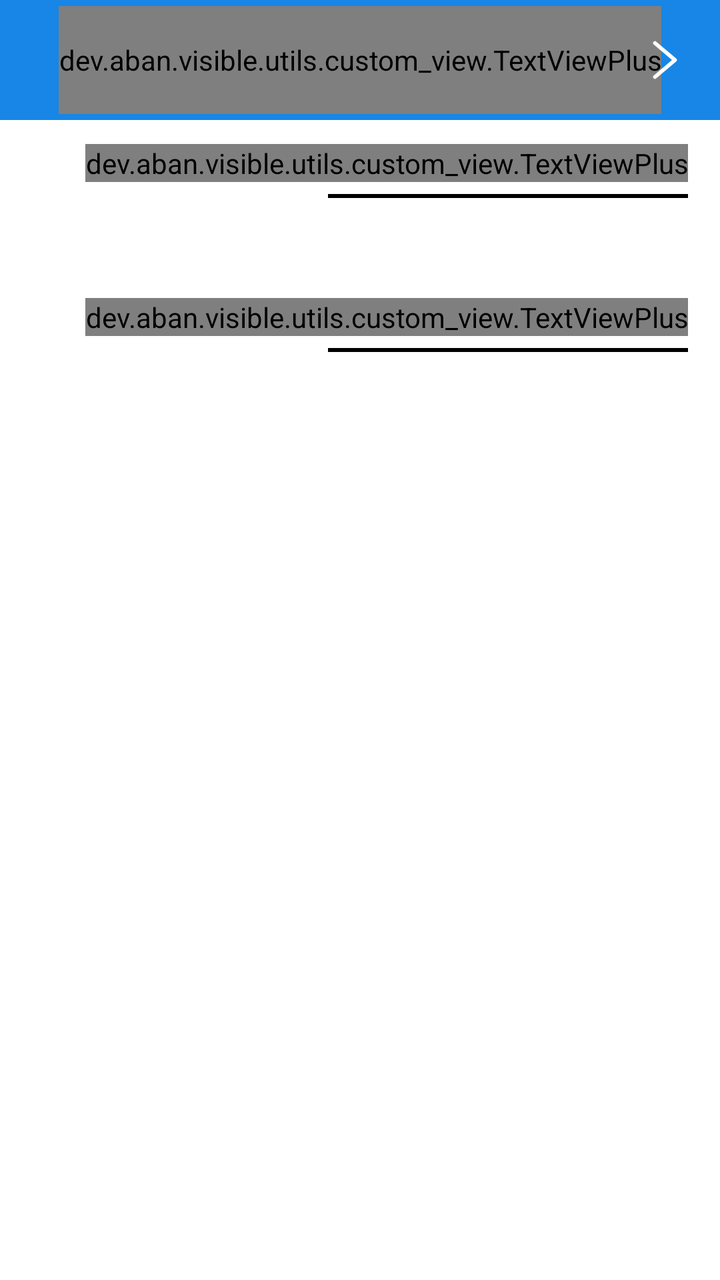
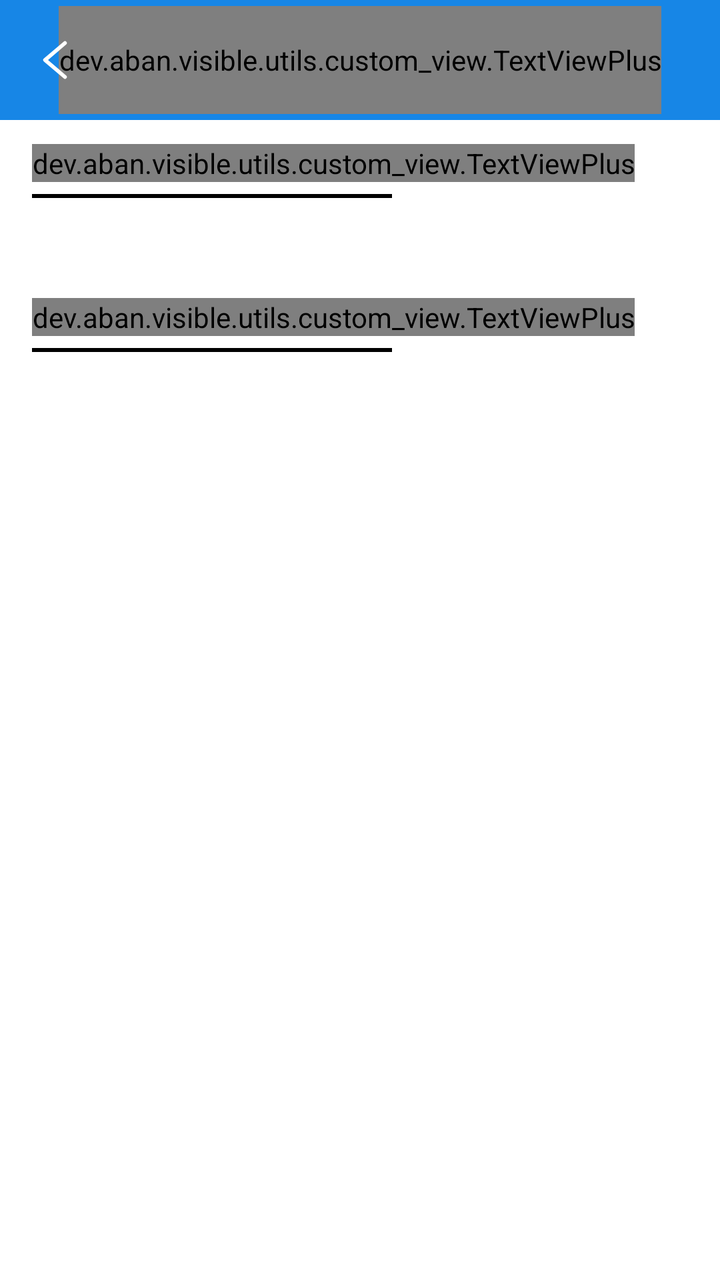

An Android layout rendered at two revisions. The XML below is the earlier revision; the diff shows what the commit changed to produce the second picture.
<!-- AndroidManifest.xml: application theme AppTheme -->
<!-- res/layout/fragment_market.xml -->
<?xml version="1.0" encoding="utf-8"?>
<LinearLayout xmlns:android="http://schemas.android.com/apk/res/android"
    xmlns:app="http://schemas.android.com/apk/res-auto"
    xmlns:tools="http://schemas.android.com/tools"
    android:layout_width="match_parent"
    android:layout_height="match_parent"
    android:background="@android:color/white"
    android:layoutDirection="ltr"
    android:orientation="vertical"
    tools:context=".view.fragment.MarketFragment">

    <androidx.coordinatorlayout.widget.CoordinatorLayout
        android:layout_width="match_parent"
        android:layout_height="@dimen/toolbar_height"
        android:background="@color/toolbar_color"
        android:paddingTop="3dp"
        android:paddingBottom="3dp">

        <dev.aban.visible.utils.custom_view.TextViewPlus
            android:layout_width="wrap_content"
            android:layout_height="match_parent"
            android:layout_gravity="center"
            android:gravity="center"
            android:text="@string/bubble_menu"
            android:textColor="@color/toolbar_content_color"
            android:textSize="16sp" />

        <ImageView
            android:id="@+id/fragment_market_back"
            android:layout_width="55dp"
            android:layout_height="match_parent"
            android:layout_gravity="center_vertical|right"
            android:padding="17dp"
            android:scaleX="-1"
            android:src="@drawable/ic_back_black" />

    </androidx.coordinatorlayout.widget.CoordinatorLayout>

    <dev.aban.visible.utils.custom_view.TextViewPlus
        android:layout_width="wrap_content"
        android:layout_height="wrap_content"
        android:layout_gravity="right"
        android:layout_marginTop="12dp"
        android:layout_marginRight="16dp"
        android:text="@string/current_features"
        android:textColor="@android:color/black"
        android:textSize="15sp"
        app:bold="true" />

    <View
        android:layout_width="180dp"
        android:layout_height="2dp"
        android:layout_gravity="right"
        android:layout_marginTop="6dp"
        android:layout_marginRight="16dp"
        android:background="@android:color/black" />

    <androidx.recyclerview.widget.RecyclerView
        android:id="@+id/fragment_market_current_bubbles_rv"
        android:layout_width="match_parent"
        android:layout_height="wrap_content"
        android:layout_marginTop="18dp"
        android:visibility="visible" />

    <dev.aban.visible.utils.custom_view.TextViewPlus
        android:id="@+id/fragment_market_current_bubbles_rv_empty"
        android:layout_width="match_parent"
        android:layout_height="100dp"
        android:layout_marginTop="18dp"
        android:background="@color/light_gray"
        android:gravity="center"
        android:text="Empty !"
        android:textColor="@android:color/darker_gray"
        android:visibility="gone" />

    <dev.aban.visible.utils.custom_view.TextViewPlus
        android:layout_width="wrap_content"
        android:layout_height="wrap_content"
        android:layout_gravity="right"
        android:layout_marginTop="32dp"
        android:layout_marginRight="16dp"
        android:text="@string/newest"
        android:textColor="@android:color/black"
        android:textSize="15sp"
        app:bold="true" />

    <View
        android:layout_width="180dp"
        android:layout_height="2dp"
        android:layout_gravity="right"
        android:layout_marginTop="6dp"
        android:layout_marginRight="16dp"
        android:background="@android:color/black" />

    <androidx.recyclerview.widget.RecyclerView
        android:id="@+id/fragment_market_sell_bubbles_rv"
        android:layout_width="match_parent"
        android:layout_height="match_parent"
        android:layout_marginLeft="16dp"
        android:layout_marginTop="18dp"
        android:layout_marginRight="16dp"
        android:overScrollMode="never"
        android:scrollbars="none"
        android:visibility="visible" />

    <dev.aban.visible.utils.custom_view.TextViewPlus
        android:id="@+id/fragment_market_sell_bubbles_rv_empty"
        android:layout_width="match_parent"
        android:layout_height="match_parent"
        android:layout_marginLeft="16dp"
        android:layout_marginTop="18dp"
        android:layout_marginRight="16dp"
        android:background="@color/light_gray"
        android:gravity="center"
        android:text="Empty !"
        android:textColor="@android:color/darker_gray"
        android:visibility="gone" />

</LinearLayout>
<!-- resources referenced by this layout -->
<resources>
  <color name="light_gray">#F7F7F7</color>
  <color name="toolbar_color">@color/colorAccent</color>
  <color name="toolbar_content_color">@android:color/white</color>
  <dimen name="toolbar_height">60dp</dimen>
  <!-- drawable ic_back_black (drawable) -->
  <vector xmlns:android="http://schemas.android.com/apk/res/android"
      android:width="17dp"
      android:height="26dp"
      android:viewportWidth="17"
      android:viewportHeight="26">
      <path
          android:fillType="evenOdd"
          android:pathData="M15,2l-13,11l13,11"
          android:strokeWidth="2.5"
          android:strokeColor="@color/toolbar_content_color"
          android:strokeLineCap="round"
          android:strokeLineJoin="round" />
  </vector>
  <string name="bubble_menu">فروشگاه حباب ها</string>
  <string name="current_features">حباب های شما</string>
  <string name="newest">جدید ترین حباب ها</string>
  <style name="AppTheme" parent="Theme.AppCompat.Light.NoActionBar">
          <item name="colorPrimary">@color/colorPrimary</item>
          <item name="colorPrimaryDark">@color/colorPrimaryDark</item>
          <item name="colorAccent">@color/colorAccent</item>
      </style>
  <color name="colorAccent">#1786E6</color>
  <color name="colorPrimary">#EBEBEB</color>
  <color name="colorPrimaryDark">@android:color/black</color>
</resources>

<!-- the commit's change to res/layout/fragment_market.xml (unified diff, before → after) -->
@@ -29,9 +29,8 @@
             android:id="@+id/fragment_market_back"
             android:layout_width="55dp"
             android:layout_height="match_parent"
-            android:layout_gravity="center_vertical|right"
+            android:layout_gravity="center_vertical|left"
             android:padding="17dp"
-            android:scaleX="-1"
             android:src="@drawable/ic_back_black" />
 
     </androidx.coordinatorlayout.widget.CoordinatorLayout>
@@ -39,9 +38,9 @@
     <dev.aban.visible.utils.custom_view.TextViewPlus
         android:layout_width="wrap_content"
         android:layout_height="wrap_content"
-        android:layout_gravity="right"
+        android:layout_gravity="left"
         android:layout_marginTop="12dp"
-        android:layout_marginRight="16dp"
+        android:layout_marginLeft="16dp"
         android:text="@string/current_features"
         android:textColor="@android:color/black"
         android:textSize="15sp"
@@ -50,9 +49,9 @@
     <View
         android:layout_width="180dp"
         android:layout_height="2dp"
-        android:layout_gravity="right"
+        android:layout_gravity="left"
         android:layout_marginTop="6dp"
-        android:layout_marginRight="16dp"
+        android:layout_marginLeft="16dp"
         android:background="@android:color/black" />
 
     <androidx.recyclerview.widget.RecyclerView
@@ -76,9 +75,9 @@
     <dev.aban.visible.utils.custom_view.TextViewPlus
         android:layout_width="wrap_content"
         android:layout_height="wrap_content"
-        android:layout_gravity="right"
+        android:layout_gravity="left"
         android:layout_marginTop="32dp"
-        android:layout_marginRight="16dp"
+        android:layout_marginLeft="16dp"
         android:text="@string/newest"
         android:textColor="@android:color/black"
         android:textSize="15sp"
@@ -87,9 +86,9 @@
     <View
         android:layout_width="180dp"
         android:layout_height="2dp"
-        android:layout_gravity="right"
+        android:layout_gravity="left"
         android:layout_marginTop="6dp"
-        android:layout_marginRight="16dp"
+        android:layout_marginLeft="16dp"
         android:background="@android:color/black" />
 
     <androidx.recyclerview.widget.RecyclerView
<!-- resource entries referenced after the edit -->
@@ -18,13 +18,19 @@
           android:strokeLineCap="round"
           android:strokeLineJoin="round" />
   </vector>
-  <string name="bubble_menu">فروشگاه حباب ها</string>
-  <string name="current_features">حباب های شما</string>
-  <string name="newest">جدید ترین حباب ها</string>
-  <style name="AppTheme" parent="Theme.AppCompat.Light.NoActionBar">
+  <string name="bubble_menu">Bubble store</string>
+  <string name="current_features">Your bubbles</string>
+  <string name="newest">Newest bubbles</string>
+  <style name="AppTheme" parent="Theme.AppCompat.Light.DarkActionBar">
           <item name="colorPrimary">@color/colorPrimary</item>
           <item name="colorPrimaryDark">@color/colorPrimaryDark</item>
           <item name="colorAccent">@color/colorAccent</item>
+          <item name="windowActionBar">false</item>
+          <item name="windowNoTitle">true</item>
+          <item name="android:windowNoTitle">true</item>
+          <item name="android:windowActionBar">false</item>
+          <item name="android:windowFullscreen">true</item>
+          <item name="android:windowContentOverlay">@null</item>
       </style>
   <color name="colorAccent">#1786E6</color>
   <color name="colorPrimary">#EBEBEB</color>
